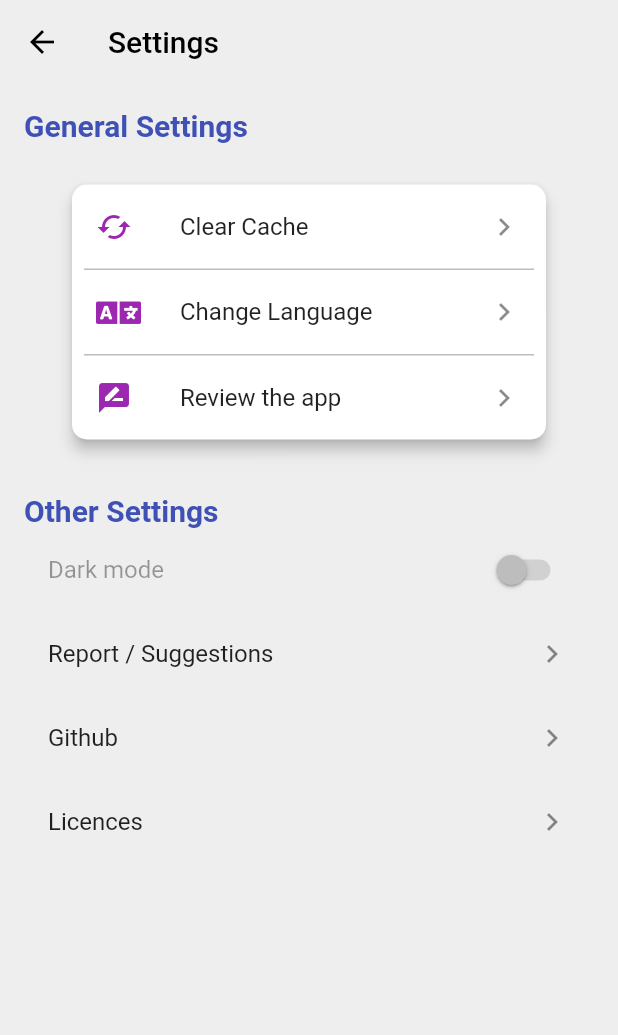
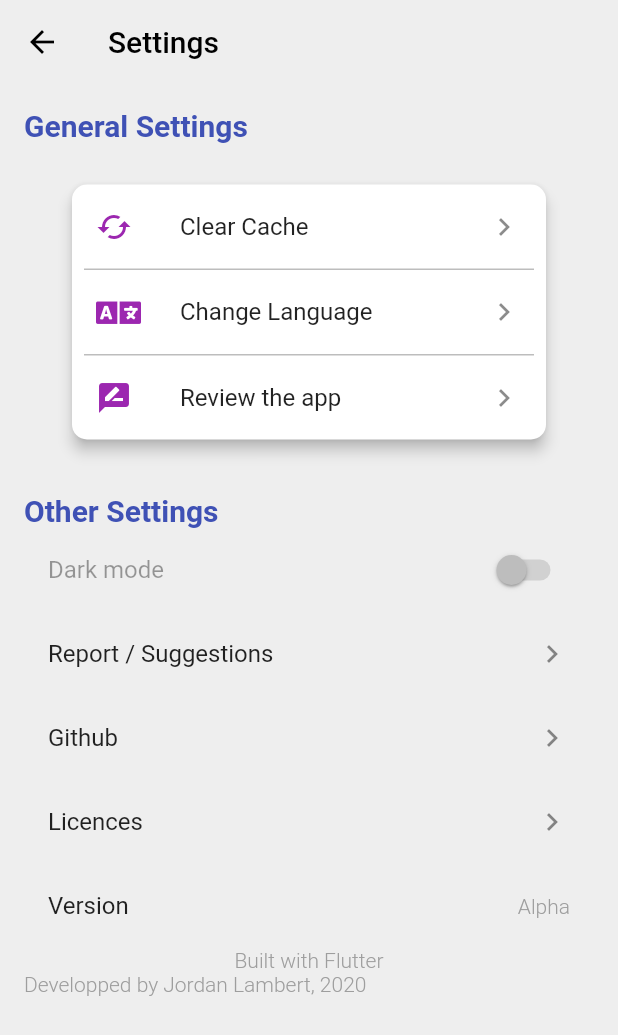
Before and after one commit to Psykotik/championizer_reforged, a Flutter app: the ParameterScreen screen opened directly, on a phone screen of 412 x 824 dp. Shown: the top 1035 px of the screen. Run offline on Flutter 3.47's test engine with Material 2 defaults, Android fonts, the phone set to English and light mode, and no system bars; our stand-ins replace cached_network_image, flutter_cache_manager, font_awesome_flutter; missing offline and left inert: animated_dialog_box; network calls fail.

Commit message:
Update parameterScreen.dart

```diff
--- a/lib/ui_view/parameterScreen.dart
+++ b/lib/ui_view/parameterScreen.dart
@@ -142,6 +142,23 @@ class ParameterScreen extends StatelessWidget {
                     );
                   },
                 ),
+                ListTile(
+                  title: Text("Version"),
+                  trailing: Text("Alpha",
+                      style: TextStyle(
+                          fontWeight: FontWeight.w300, color: Colors.grey)),
+                  onTap: null,
+                ),
+                Center(
+                  child: Text("Built with Flutter",
+                      style: TextStyle(
+                        fontWeight: FontWeight.w300,
+                        color: Colors.grey,
+                      )),
+                ),
+                Text("Developped by Jordan Lambert, 2020",
+                    style: TextStyle(
+                        fontWeight: FontWeight.w300, color: Colors.grey)),
               ],
             ),
           ),
```
